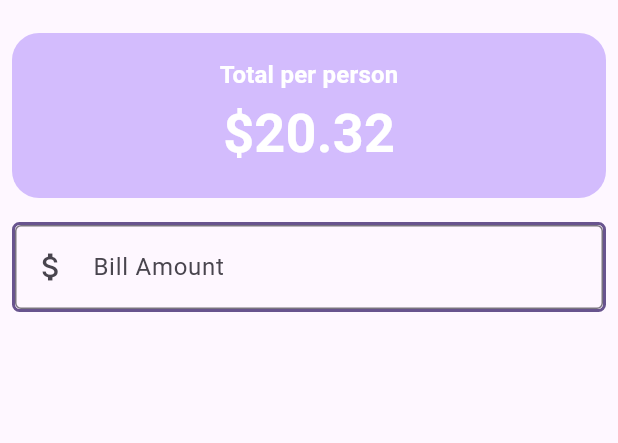
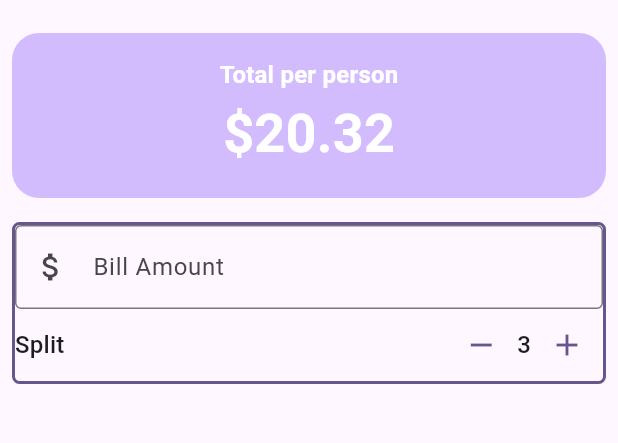
Before and after one commit to sytnikov/first-flutter-app, a Flutter app: the screen it shows after launch, on a phone screen of 412 x 824 dp, the part 63-506 px from its top. Run offline on Flutter 3.47's test engine with Material 3 defaults, Android fonts, the phone set to English and light mode, and no system bars.

Commit message:
displaying widgets similar to flexbox

```diff
--- a/lib/main.dart
+++ b/lib/main.dart
@@ -81,8 +81,30 @@ class _UtipState extends State<Utip> {
                     ),
                     keyboardType: TextInputType.number,
                     onChanged: (String value) {
-                      print('Value: $value');
+                      // print('Value: $value');
                     },
+                  ),
+                  // Split Bill Area
+                  Row(
+                    mainAxisAlignment: MainAxisAlignment.spaceBetween,
+                    children: [
+                      Text('Split', style: theme.textTheme.titleMedium),
+                      Row(
+                        children: [
+                          IconButton(
+                            onPressed: () => {},
+                            icon: const Icon(Icons.remove),
+                            color: theme.colorScheme.primary,
+                          ),
+                          Text('3', style: theme.textTheme.titleMedium),
+                          IconButton(
+                            onPressed: () => {},
+                            icon: const Icon(Icons.add),
+                            color: theme.colorScheme.primary,
+                          ),
+                        ],
+                      ),
+                    ],
                   ),
                 ],
               ),
```
